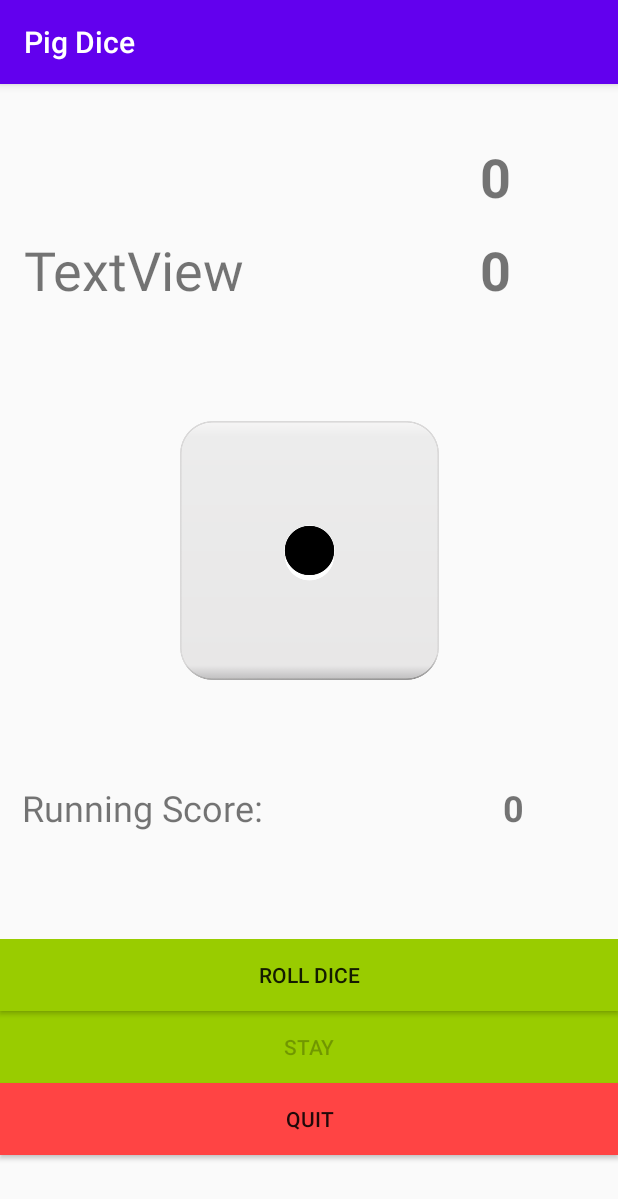
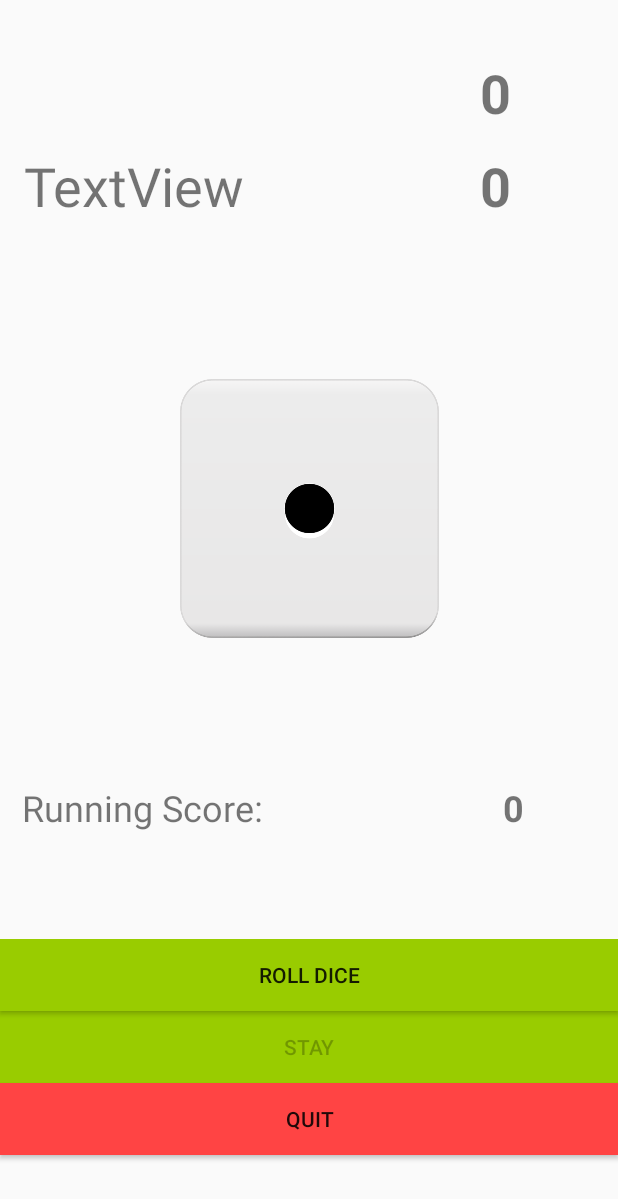
Before and after one commit to tlasalle5027/PigDiceAndroid, an Android app: the screen it shows after launch (GameActivity), after a tap on "NEW GAME", on a phone screen of 412 x 824 dp. Shown: the top 1199 px of the screen. Run offline under Robolectric (Android 15) with nearby library versions, the light colour scheme and no system bars; libraries missing offline, so code that uses them is left out: com.adcolony.sdk, com.android.billingclient; 10 statements that could not run were skipped.

Commit message:
v3.0 Started work on PigPoints implementation; Removed Title bar

```diff
--- a/app/src/main/java/com/tel5027/pigdice/Activities/MainActivity.java
+++ b/app/src/main/java/com/tel5027/pigdice/Activities/MainActivity.java
@@ -8,6 +8,7 @@ import android.content.SharedPreferences;
 import android.os.Bundle;
 import android.view.View;
 import android.widget.ImageButton;
+import android.widget.TextView;
 import android.widget.Toast;
 
 import com.android.billingclient.api.BillingClient;
@@ -36,10 +37,14 @@ public class MainActivity extends AppCompatActivity implements PurchasesUpdatedL
     private AdColonyInterstitial ad;
     private AdColonyInterstitialListener listener;
 
+    private TextView pigPoints;
+
     @Override
     protected void onCreate(Bundle savedInstanceState) {
         super.onCreate(savedInstanceState);
         setContentView(R.layout.activity_main);
+
+        pigPoints = findViewById(R.id.pigPointsText);
 
         billingClient = BillingClient.newBuilder(MainActivity.this).setListener(this).build();
         billingClient.startConnection(new BillingClientStateListener() {
@@ -120,6 +125,8 @@ public class MainActivity extends AppCompatActivity implements PurchasesUpdatedL
         if(!(pref.contains("PigPoints"))){
             editor.putInt("PigPoints", 0).commit();
         }
+
+        pigPoints.setText(Integer.toString(pref.getInt("PigPoints", 0)));
   }
 
     public void openOptions(View view) {
@@ -143,6 +150,12 @@ public class MainActivity extends AppCompatActivity implements PurchasesUpdatedL
 
         Intent i = new Intent(MainActivity.this, GameActivity.class);
         startActivity(i);
+
+        int new_pig_point_total = pref.getInt("PigPoints", 0);
+        new_pig_point_total++;
+
+        editor.putInt("PigPoints", new_pig_point_total).commit();
+        pigPoints.setText(Integer.toString(pref.getInt("PigPoints", 0)));
 
     }
 
--- a/app/src/main/res/values/styles.xml
+++ b/app/src/main/res/values/styles.xml
@@ -1,7 +1,7 @@
 <resources>
 
     <!-- Base application theme. -->
-    <style name="AppTheme" parent="Theme.AppCompat.Light.DarkActionBar">
+    <style name="AppTheme" parent="Theme.AppCompat.Light.NoActionBar">
         <!-- Customize your theme here. -->
         <item name="colorPrimary">@color/colorPrimary</item>
         <item name="colorPrimaryDark">@color/colorPrimaryDark</item>
```
Also changed, not shown: app/src/main/res/layout/activity_main.xml (+34 -5 lines), app/src/main/res/drawable/pig_points.png (added).
